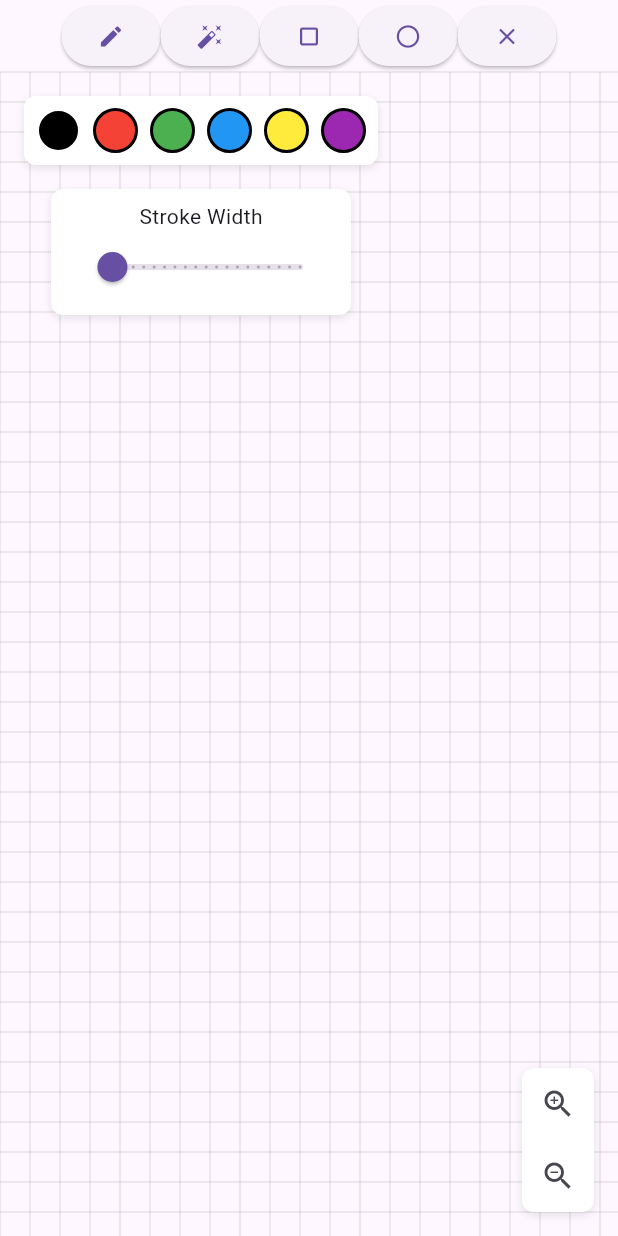
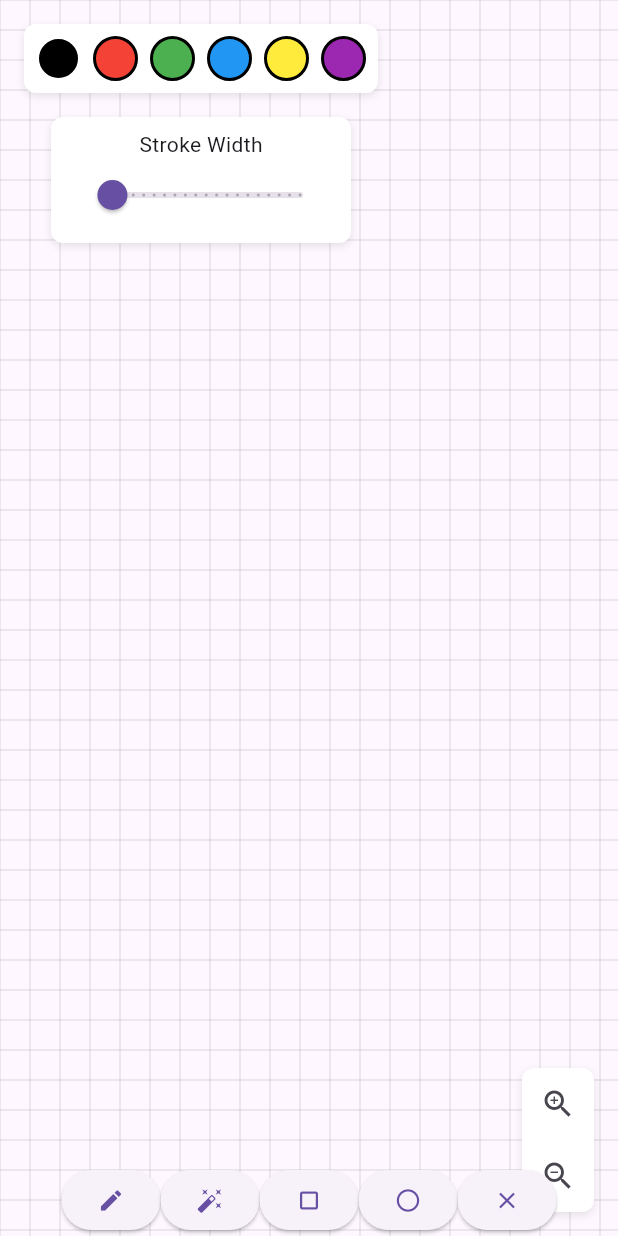
Before and after one commit to b150005/FlexiSketch, a Flutter app: the screen it shows after launch, on a phone screen of 412 x 824 dp. Run offline on Flutter 3.47's test engine with Material 3 defaults, Android fonts, the light colour scheme and no system bars; our stand-ins replace plugin_platform_interface, web.

Commit message:
:lipstick: UIレイアウトを修正

```diff
--- a/lib/src/widgets/flexi_sketch_widget.dart
+++ b/lib/src/widgets/flexi_sketch_widget.dart
@@ -18,7 +18,6 @@ class FlexiSketchWidget extends StatelessWidget {
       body: SafeArea(
         child: Column(
           children: [
-            Toolbar(controller: controller),
             Expanded(
               child: Stack(
                 children: [
@@ -39,6 +38,10 @@ class FlexiSketchWidget extends StatelessWidget {
                     bottom: 16,
                     child: ZoomControls(controller: controller),
                   ),
+                  Align(
+                    alignment: Alignment.bottomCenter,
+                    child: Toolbar(controller: controller),
+                  )
                 ],
               ),
             ),
```
